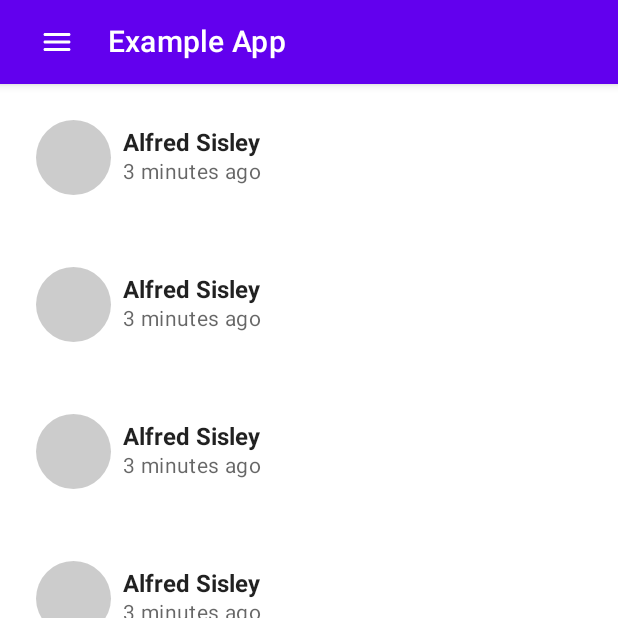
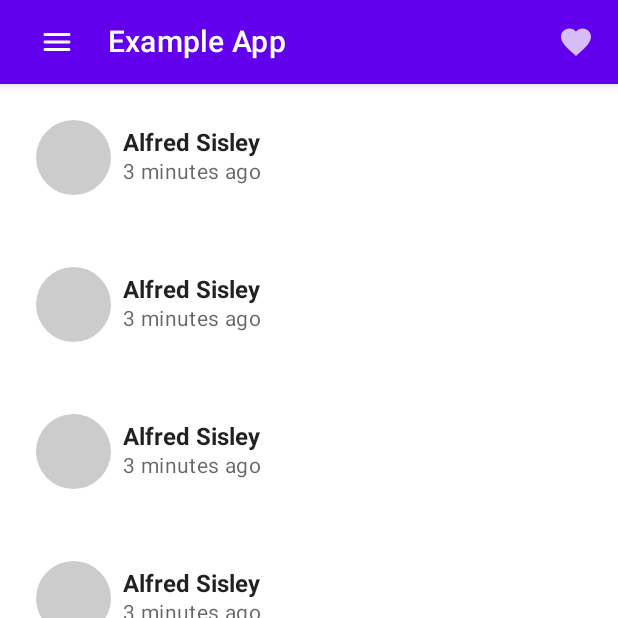
Before and after one commit to alaa13212/Android-Example-App, an Android app built with Jetpack Compose: the screen it shows after launch (MainActivity), on a phone screen of 412 x 824 dp, the top half of it. Run offline under Robolectric (Android 15) with nearby library versions, the phone set to English and light mode, and no system bars.

Commit message:
Scaffold app

```diff
--- /dev/null
+++ b/app/src/main/java/me/barrak/exampleapp/ui/components/MyAppScaffold.kt
@@ -0,0 +1,32 @@
+package me.barrak.exampleapp.ui.components
+
+import androidx.compose.foundation.layout.*
+import androidx.compose.foundation.layout.*
+import androidx.compose.foundation.layout.*
+import androidx.compose.material.*
+import androidx.compose.runtime.*
+import androidx.compose.ui.*
+import androidx.compose.ui.tooling.preview.*
+import me.barrak.exampleapp.ui.*
+
+@Composable
+fun MyAppScaffold(title: String = "Example App", content: @Composable () -> Unit) {
+    Scaffold(
+        topBar = { MyAppTopBar(title) }
+    ) { innerPadding ->
+        Column(modifier = Modifier.padding(innerPadding)) {
+            content()
+        }
+    }
+}
+
+
+@Preview
+@Composable
+fun MyAppScaffoldPreview() {
+    MyApp {
+        MyAppScaffold {
+            Text(text = "Test Scaffold")
+        }
+    }
+}
--- a/app/src/main/java/me/barrak/exampleapp/ui/components/MyAppTopBar.kt
+++ b/app/src/main/java/me/barrak/exampleapp/ui/components/MyAppTopBar.kt
@@ -3,6 +3,7 @@ package me.barrak.exampleapp.ui.components
 import androidx.compose.foundation.layout.*
 import androidx.compose.material.*
 import androidx.compose.material.icons.*
+import androidx.compose.material.icons.filled.*
 import androidx.compose.material.icons.rounded.*
 import androidx.compose.runtime.*
 import androidx.compose.ui.*
@@ -17,6 +18,11 @@ fun MyAppTopBar(title: String = "Example App") {
         },
         navigationIcon = {
             Icon(Icons.Rounded.Menu, contentDescription = null, modifier = Modifier.fillMaxWidth())
+        },
+        actions = {
+            IconButton(onClick = { /* doSomething() */ }) {
+                Icon(Icons.Filled.Favorite, contentDescription = null)
+            }
         }
     )
 }
--- a/app/src/main/java/me/barrak/exampleapp/ui/screens/MyScreenContent.kt
+++ b/app/src/main/java/me/barrak/exampleapp/ui/screens/MyScreenContent.kt
@@ -9,12 +9,13 @@ import me.barrak.exampleapp.ui.components.*
 
 @Composable
 fun MyScreenContent(names: List<String> = List(1000) { "Hello Android #$it" }) {
-    val counterState = remember { mutableStateOf(0) }
+    MyAppScaffold {
+        val counterState = remember { mutableStateOf(0) }
 
-    Column(modifier = Modifier.fillMaxHeight()) {
-        MyAppTopBar()
-        NameList(names = names, modifier = Modifier.weight(1f))
-        Counter(count = counterState.value, updateCount = { newCount -> counterState.value = newCount })
+        Column(modifier = Modifier.fillMaxHeight()) {
+            NameList(names = names, modifier = Modifier.weight(1f))
+            Counter(count = counterState.value, updateCount = { newCount -> counterState.value = newCount })
+        }
     }
 }
 
```
